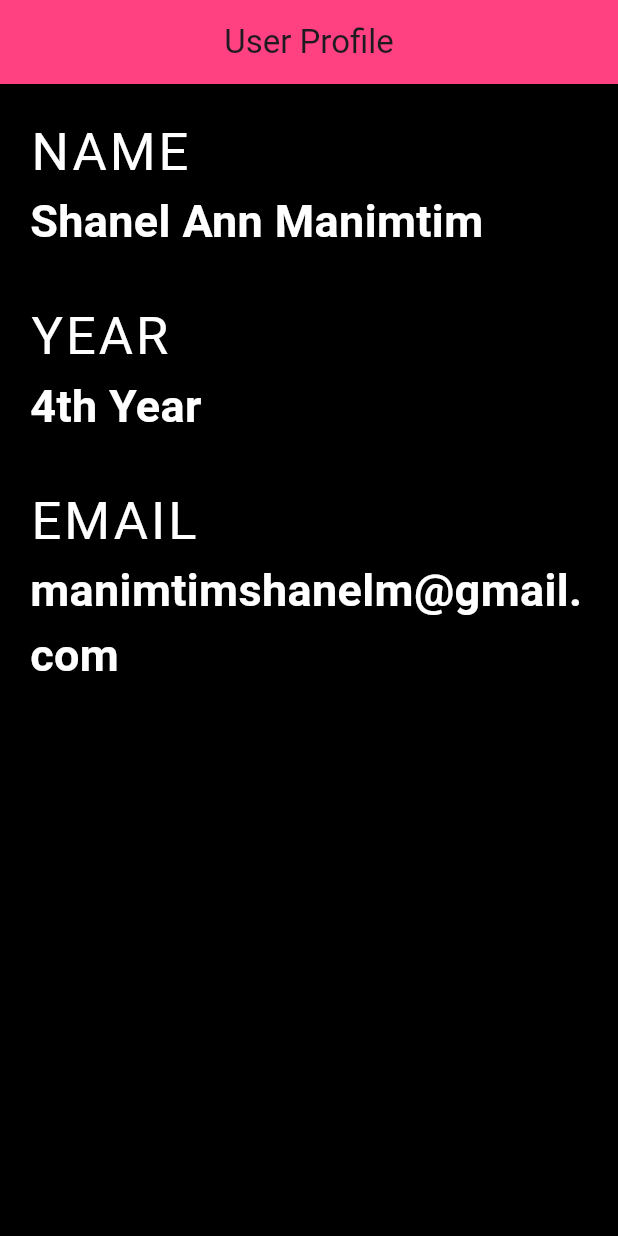
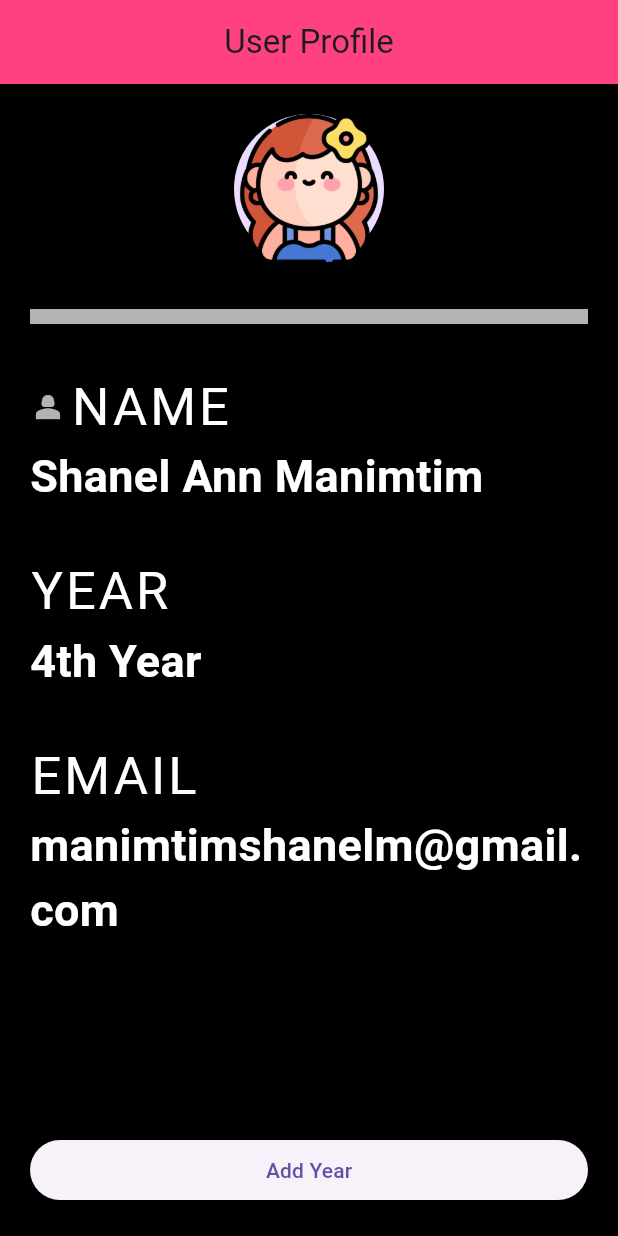
Before and after one commit to shanelmanimtim/Appchara, a Flutter app: the screen it shows after launch, on a phone screen of 412 x 824 dp. Run offline on Flutter 3.47's test engine with Material 3 defaults, Android fonts, the phone set to English and light mode, and no system bars.

Commit message:
with picture

```diff
--- /dev/null
+++ b/lib/Home.dart
@@ -0,0 +1,109 @@
+import 'package:flutter/material.dart';
+
+class Home extends StatelessWidget {
+  const Home({super.key});
+
+  @override
+  Widget build(BuildContext context) {
+    return Scaffold(
+      backgroundColor: Colors.black,
+      appBar: AppBar(
+        title: Text('User Profile'),
+        backgroundColor: Colors.pinkAccent,
+        centerTitle: true,
+      ),
+      body: Padding(
+        padding: EdgeInsets.all(20.0),
+        child: Column(
+          mainAxisAlignment: MainAxisAlignment.spaceBetween,
+          children: <Widget>[
+            Column(
+              crossAxisAlignment: CrossAxisAlignment.start,
+              children: <Widget>[
+                Center(
+                  child: CircleAvatar(
+                    child: Image.asset('assets/cancan.png'),
+                    radius: 50.0,
+                  ),
+                ),
+                Divider(
+                  height: 70.0,
+                  color: Colors.white70,
+                  thickness: 10.0,
+                ),
+                Row(
+                  children: [
+                    Icon(
+                      Icons.person_2,
+                      color: Colors.white70,
+                    ),
+                    SizedBox(width: 3.0,),
+                    Text(
+                      'NAME',
+                      style: TextStyle(
+                        fontSize: 35.0,
+                        color: Colors.white,
+                        letterSpacing: 2.0,
+                      ),
+                    ),
+                  ],
+                ),
+                Text(
+                  'Shanel Ann Manimtim',
+                  style: TextStyle(
+                      fontWeight: FontWeight.bold,
+                      color: Colors.white,
+                      fontSize: 30.0
+                  ),
+                ),
+                SizedBox(height: 30.0,),
+                Text(
+                  'YEAR',
+                  style: TextStyle(
+                    fontSize: 35.0,
+                    color: Colors.white,
+                    letterSpacing: 2.0,
+                  ),
+                ),
+                Text(
+                  '4th Year',
+                  style: TextStyle(
+                    fontWeight: FontWeight.bold,
+                    color: Colors.white,
+                    fontSize: 30.0,
+                  ),
+                ),
+                SizedBox(height: 30.0,),
+                Text(
+                  'EMAIL',
+                  style: TextStyle(
+                    fontSize: 35.0,
+                    color: Colors.white,
+                    letterSpacing: 2.0,
+                  ),
+                ),
+                Text(
+                  'manimtimshanelm@gmail.com',
+                  style: TextStyle(
+                    fontWeight: FontWeight.bold,
+                    color: Colors.white,
+                    fontSize: 30.0,
+                  ),
+                ),
+              ],
+            ),
+            Column(
+              crossAxisAlignment: CrossAxisAlignment.stretch,
+              children: [
+                ElevatedButton(
+                    onPressed: (){},
+                    child: Text('Add Year'),
+                ),
+              ],
+            ),
+          ],
+        ),
+      ),
+    );
+  }
+}
--- a/lib/main.dart
+++ b/lib/main.dart
@@ -1,70 +1,6 @@
 import 'package:flutter/material.dart';
+import 'package:untitled1/Home.dart';
 
 void main() => runApp(MaterialApp(
-    home:Scaffold(
-      backgroundColor: Colors.black,
-     appBar: AppBar(
-       title: Text('User Profile'),
-       backgroundColor: Colors.pinkAccent,
-       centerTitle: true,
-     ),
-      body: Padding(
-        padding: EdgeInsets.all(20.0),
-        child: Column(
-          crossAxisAlignment: CrossAxisAlignment.start,
-          children: <Widget>[
-            Text(
-              'NAME',
-              style: TextStyle(
-                fontSize: 35.0,
-                color: Colors.white,
-                letterSpacing: 2.0,
-              ),
-            ),
-            Text(
-              'Shanel Ann Manimtim',
-              style: TextStyle(
-                fontWeight: FontWeight.bold,
-                color: Colors.white,
-                fontSize: 30.0
-              ),
-            ),
-            SizedBox(height: 30.0,),
-            Text(
-              'YEAR',
-              style: TextStyle(
-                fontSize: 35.0,
-                color: Colors.white,
-                letterSpacing: 2.0,
-              ),
-            ),
-            Text(
-              '4th Year',
-              style: TextStyle(
-                fontWeight: FontWeight.bold,
-                color: Colors.white,
-                fontSize: 30.0,
-              ),
-            ),
-            SizedBox(height: 30.0,),
-            Text(
-              'EMAIL',
-              style: TextStyle(
-                fontSize: 35.0,
-                color: Colors.white,
-                letterSpacing: 2.0,
-              ),
-            ),
-            Text(
-              'manimtimshanelm@gmail.com',
-              style: TextStyle(
-                fontWeight: FontWeight.bold,
-                color: Colors.white,
-                fontSize: 30.0,
-              ),
-            ),
-          ],
-        ),
-      ),
-    ),
+    home: Home(),
   ));
--- a/pubspec.yaml
+++ b/pubspec.yaml
@@ -59,8 +59,8 @@ flutter:
   uses-material-design: true
 
   # To add assets to your application, add an assets section, like this:
-  # assets:
-  #   - images/a_dot_burr.jpeg
+  assets:
+    - assets/
   #   - images/a_dot_ham.jpeg
 
   # An image asset can refer to one or more resolution-specific "variants", see
```
Also changed, not shown: assets/cancan.png (added).
